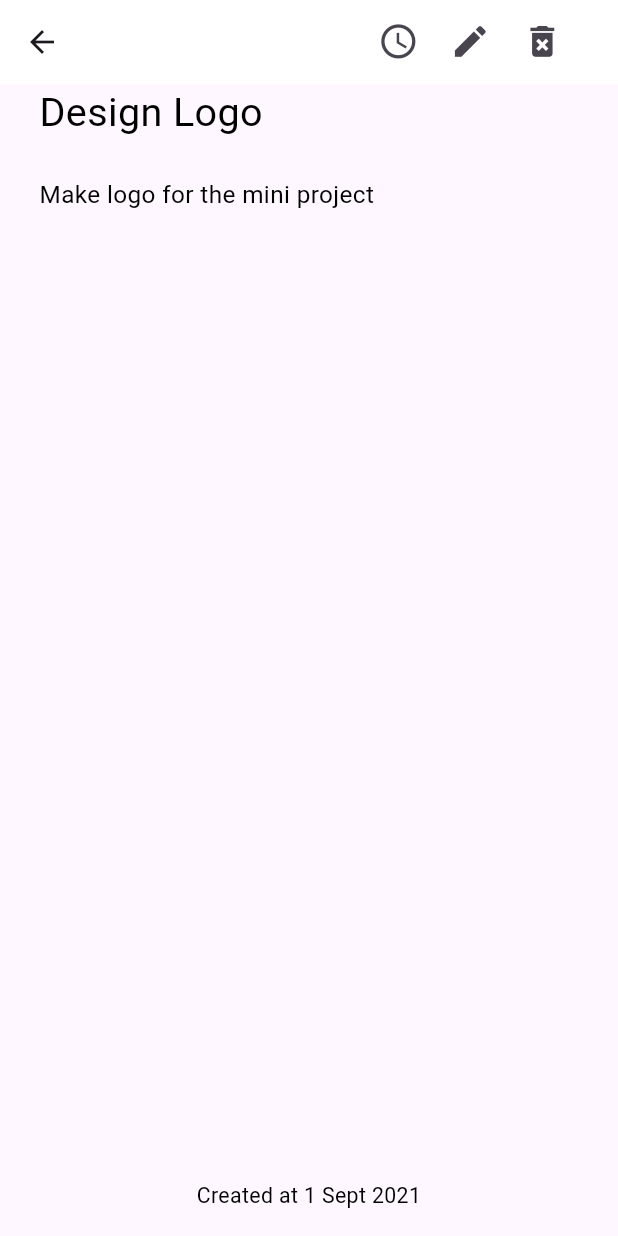
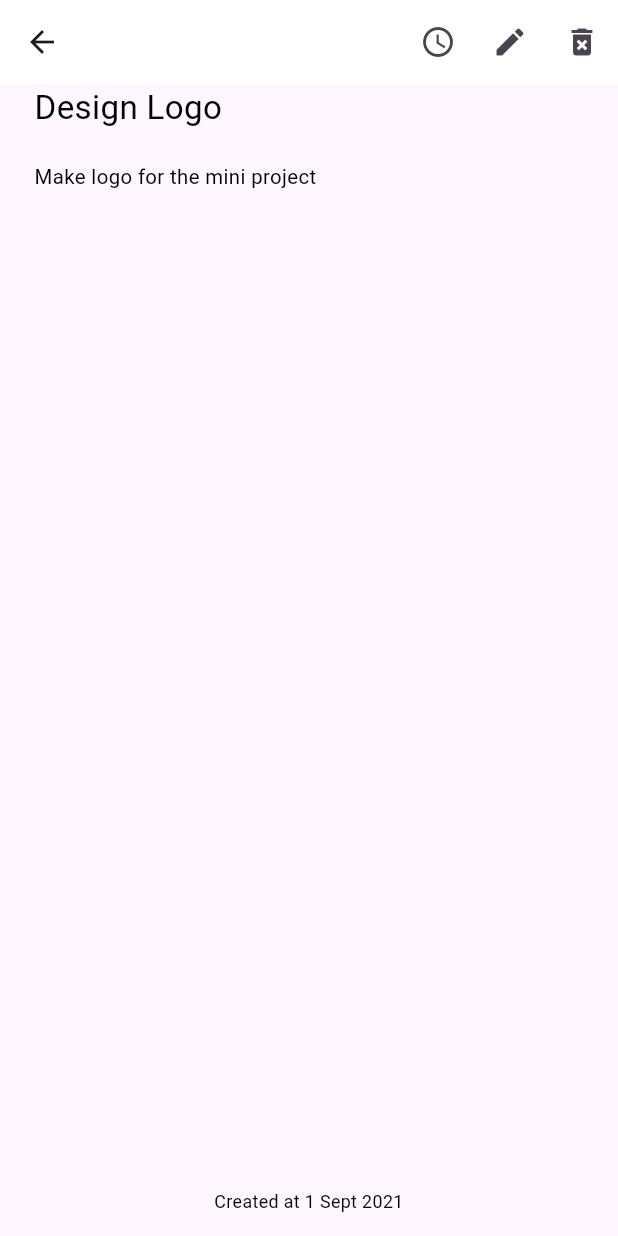
Before and after one commit to sagorahamed1/ToDo-App, a Flutter app: the screen it shows after launch, after a tap on "Design Logo", on a phone screen of 412 x 824 dp. Run offline on Flutter 3.47's test engine with Material 3 defaults, Android fonts, the phone set to English and light mode, and no system bars; our stand-ins replace flutter_screenutil, flutter_svg, get; Roboto replaces fonts that are missing (Bebas Neue, Montserrat).

Commit message:
Some Issue Fix

```diff
--- a/lib/main.dart
+++ b/lib/main.dart
@@ -9,18 +9,17 @@ import 'views/screens/detailScreen/detail_screen.dart';
 import 'views/screens/homeScreen/home_screen.dart';
 
 void main() {
-  // WidgetsFlutterBinding.ensureInitialized();
-  runApp(MyApp());
+  WidgetsFlutterBinding.ensureInitialized();
+  runApp(const MyApp());
 }
 
 class MyApp extends StatelessWidget {
   const MyApp({super.key});
 
-
   @override
   Widget build(BuildContext context) {
     return ScreenUtilInit(
-      designSize: Size(375, 812),
+      designSize: Size(375.w, 812.h),
       child: GetMaterialApp(
           debugShowCheckedModeBanner: false,
           title: 'To Do App',
@@ -28,8 +27,7 @@ class MyApp extends StatelessWidget {
           darkTheme: Themes().darkTheme,
           initialRoute: AppRoutes.homeScreen,
           getPages: AppRoutes.routes,
-        home: HomeScreen()
-      ),
+          home: HomeScreen()),
     );
   }
 }
--- a/lib/routes/app_routes.dart
+++ b/lib/routes/app_routes.dart
@@ -6,7 +6,6 @@ import '../views/screens/detailScreen/detail_screen.dart';
 import '../views/screens/homeScreen/home_screen.dart';
 import '../views/screens/log_in_screen/login_screen.dart';
 
-
 class AppRoutes {
   // static const String registaitionScreen = "/RegistaitionScreen.dart";
   static const String logInScreen = "/LogInScreen.dart";
@@ -14,13 +13,11 @@ class AppRoutes {
   static const String detailScreen = "/detail_screen.dart";
   static const String deletedScreen = "/detelet_screen.dart";
 
-
   static List<GetPage> routes = [
     // GetPage(name: registaitionScreen, page: () => RegistaitionScreen()),
     GetPage(name: logInScreen, page: () => LogInScreen()),
     GetPage(name: homeScreen, page: () => HomeScreen()),
     GetPage(name: detailScreen, page: () => DetailScreen()),
     GetPage(name: deletedScreen, page: () => DeletedScreen()),
-
   ];
 }
--- a/lib/utils/app_constants.dart
+++ b/lib/utils/app_constants.dart
@@ -1,5 +1,4 @@
-class AppConstants{
+class AppConstants {
   static const String toDoList = "To DO List";
   static const String listOfTodo = "List of todo";
-
 }
--- a/lib/views/screens/detailScreen/detail_screen.dart
+++ b/lib/views/screens/detailScreen/detail_screen.dart
@@ -41,12 +41,10 @@ class DetailScreen extends StatelessWidget {
               icon: Icon(Icons.edit, size: 25.w)),
           IconButton(
               onPressed: () {
-                Get.bottomSheet(
-                  DeletedScreen(),
-                );
+                Get.bottomSheet(DeletedScreen());
               },
               icon: Icon(Icons.delete_forever, size: 25.w)),
-          SizedBox(width: 24.w)
+          //SizedBox(width: 24.w)
         ],
       ),
       //================================>  Body Section <==================================
```
